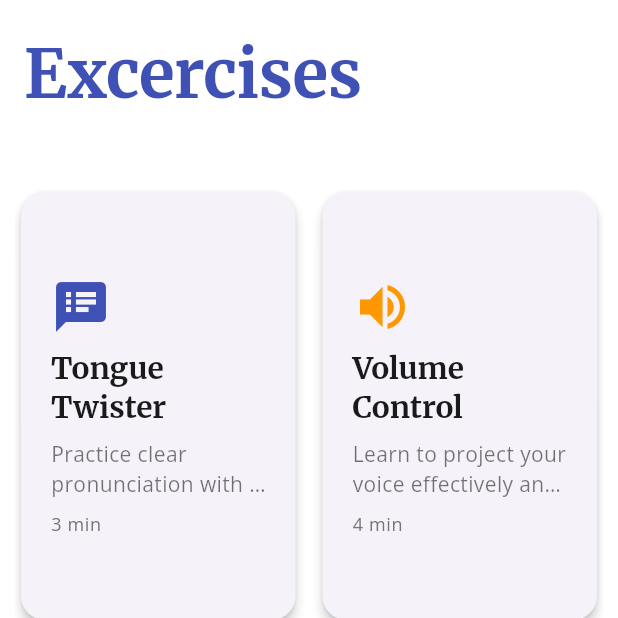
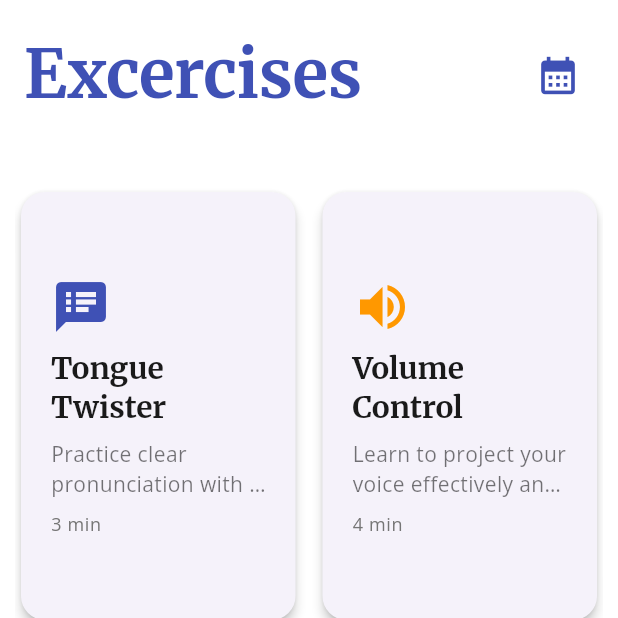
Before and after one commit to VinnyBui/SayItWell, a Flutter app: the screen it shows after launch, on a phone screen of 412 x 824 dp, the top half of it. Run offline on Flutter 3.47's test engine with Material 3 defaults, Android fonts, the phone set to English and light mode, and no system bars; our stand-ins replace animated_splash_screen, firebase_core, google_fonts, lottie; accounts and stored records are empty.

Commit message:
added calendar icon to app bar

```diff
--- a/lib/screens/home_screen.dart
+++ b/lib/screens/home_screen.dart
@@ -28,13 +28,20 @@ class _HomeScreenState extends State<HomeScreen> {
           style: textTheme.displayLarge?.copyWith(color: colorScheme.primary),
         ),
         actions: [
-          // IconButton(
-          //   icon: Icon(Icons.notifications_none, color: colorScheme.onPrimary),
-          //   tooltip: 'Notifications',
-          //   onPressed: () {
-          //     // TODO: notification action
-          //   },
-          // ),
+          Padding(
+            padding: const EdgeInsets.only(right: 16),
+            child: IconButton(
+              icon: Icon(
+                Icons.calendar_month,
+                color: colorScheme.primary,
+                size: 30,
+              ),
+              tooltip: 'Calendar',
+              onPressed: () {
+                // TODO: Calendar action
+              },
+            ),
+          ),
         ],
       ),
       body: Padding(
```
